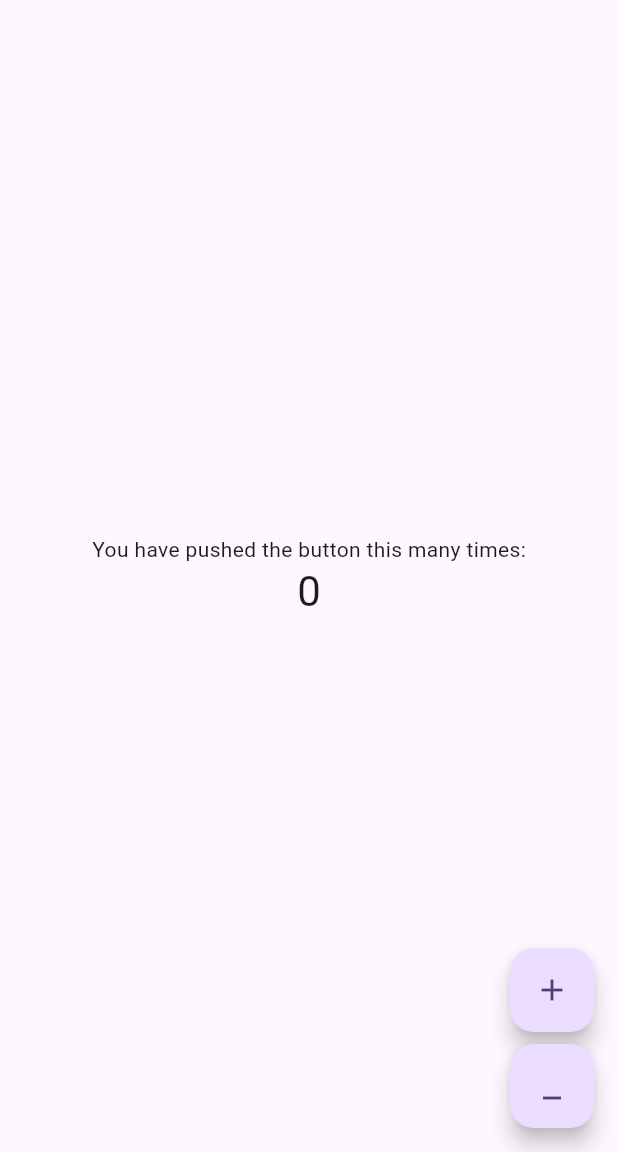
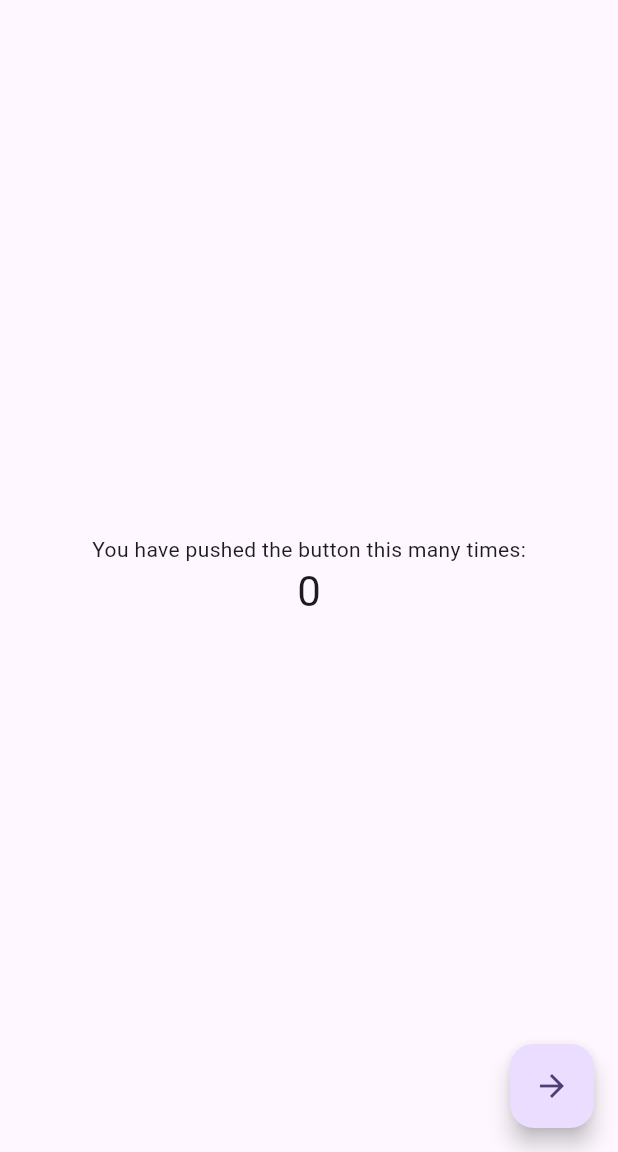
Before and after one commit to HimalThapaMagar/Simple-Counter-BLoc, a Flutter app: the screen it shows after launch, on a phone screen of 412 x 824 dp, the part 84-1236 px from its top. Run offline on Flutter 3.47's test engine with Material 3 defaults, Android fonts, the phone set to English and light mode, and no system bars; our stand-ins replace flutter_bloc.

```diff
--- a/lib/main.dart
+++ b/lib/main.dart
@@ -1,5 +1,7 @@
+import 'package:counter_bloc/presentation/home/cubit/counter_cubit.dart';
 import 'package:counter_bloc/presentation/home/home_page.dart';
 import 'package:flutter/material.dart';
+import 'package:flutter_bloc/flutter_bloc.dart';
 
 void main() {
   runApp(const MyApp());
@@ -9,13 +11,18 @@ class MyApp extends StatelessWidget {
   const MyApp({super.key});
   @override
   Widget build(BuildContext context) {
-    return MaterialApp(
-      title: 'Flutter Demo',
-      theme: ThemeData(
-        colorScheme: ColorScheme.fromSeed(seedColor: Colors.deepPurple),
-        useMaterial3: true,
+    return BlocProvider(
+      create: (BuildContext context) {
+        return CounterCubit();
+       },
+      child: MaterialApp(
+        title: 'Flutter Demo',
+        theme: ThemeData(
+          colorScheme: ColorScheme.fromSeed(seedColor: Colors.deepPurple),
+          useMaterial3: true,
+        ),
+        home: const MyHomePage(title: 'Flutter Demo Home Page'),
       ),
-      home: const MyHomePage(title: 'Flutter Demo Home Page'),
     );
   }
 }
--- a/lib/presentation/home/home_page.dart
+++ b/lib/presentation/home/home_page.dart
@@ -1,4 +1,5 @@
 import 'package:counter_bloc/presentation/home/cubit/counter_cubit.dart';
+import 'package:counter_bloc/presentation/home/pages/Increment_decrement_page.dart';
 import 'package:flutter/material.dart';
 import 'package:flutter_bloc/flutter_bloc.dart';
 
@@ -12,10 +13,11 @@ class MyHomePage extends StatefulWidget {
 }
 
 class _MyHomePageState extends State<MyHomePage> {
-  final CounterCubit _counterCubit = CounterCubit();
+  // final CounterCubit _counterCubit = CounterCubit();
+
   @override
   Widget build(BuildContext context) {
-    int counter = _counterCubit.state;
+    final _counterCubit = BlocProvider.of<CounterCubit>(context);
     return Scaffold(
       appBar: AppBar(
         backgroundColor: Theme.of(context).colorScheme.inversePrimary,
@@ -40,26 +42,11 @@ class _MyHomePageState extends State<MyHomePage> {
           ],
         ),
       ),
-      floatingActionButton: Column(
-        mainAxisAlignment: MainAxisAlignment.end,
-        crossAxisAlignment: CrossAxisAlignment.end,
-        children: [
-          FloatingActionButton(
-            onPressed: (){
-              _counterCubit.increment();
-            },
-            tooltip: 'Increment',
-            child: const Icon(Icons.add),
-          ),
-          const SizedBox(height: 8),
-           FloatingActionButton(
-            onPressed: (){
-              _counterCubit.decrement();
-            },
-            tooltip: 'Decrement',
-            child: const Icon(Icons.minimize),
-          ),
-        ],
+      floatingActionButton: FloatingActionButton(onPressed: (){
+        Navigator.push(context, MaterialPageRoute(builder: (context) => IncrementDecrementPage()));
+      },
+
+      child: const Icon(Icons.arrow_forward),
       ),
     );
   }
```
Also changed, not shown: lib/presentation/home/pages/Increment_decrement_page.dart (added, +34 -0 lines).
